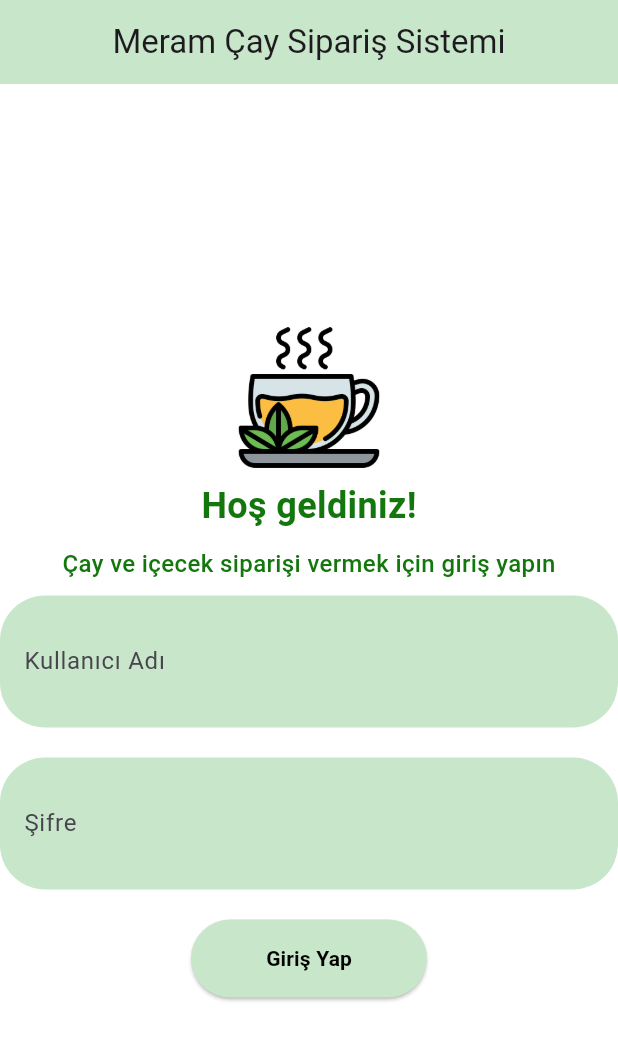
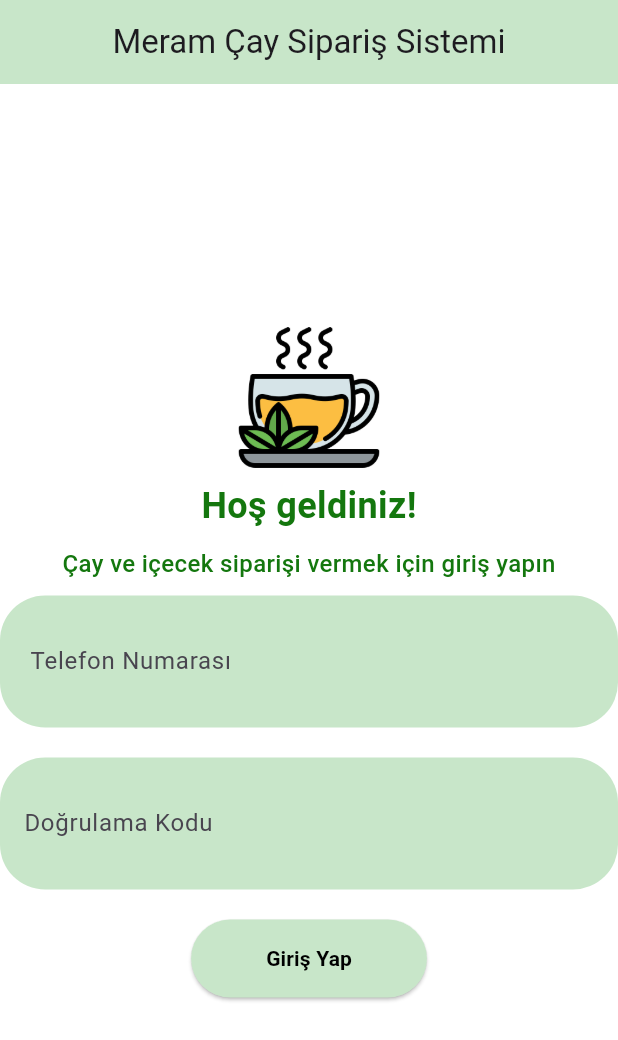
Before and after one commit to busradogan88/cay_siparis_app, a Flutter app: the screen it shows after launch, on a phone screen of 412 x 824 dp. Shown: the top 1040 px of the screen. Run offline on Flutter 3.47's test engine with Material 3 defaults, Android fonts, the light colour scheme and no system bars.

Commit message:
giriş sayfası textbutonları değiştirildi

```diff
--- a/lib/main.dart
+++ b/lib/main.dart
@@ -1,5 +1,6 @@
 import 'package:flutter/material.dart';
 import 'package:flutter_application_1/views/giris.dart';
+
 
 void main() {
   runApp(const Cayapp());
--- a/lib/views/giris.dart
+++ b/lib/views/giris.dart
@@ -51,7 +51,7 @@ class Giris extends StatelessWidget {
               ),
               child: TextField(
                 decoration: const InputDecoration(
-                  labelText: 'Kullanıcı Adı',
+                  labelText: ' Telefon Numarası',
                   border: InputBorder.none,
                 ),
               ),
@@ -66,7 +66,7 @@ class Giris extends StatelessWidget {
               child: TextField(
                 obscureText: true,
                 decoration: const InputDecoration(
-                  labelText: 'Şifre',
+                  labelText: 'Doğrulama Kodu',
                   border: InputBorder.none,
                 ),
               ),
```
